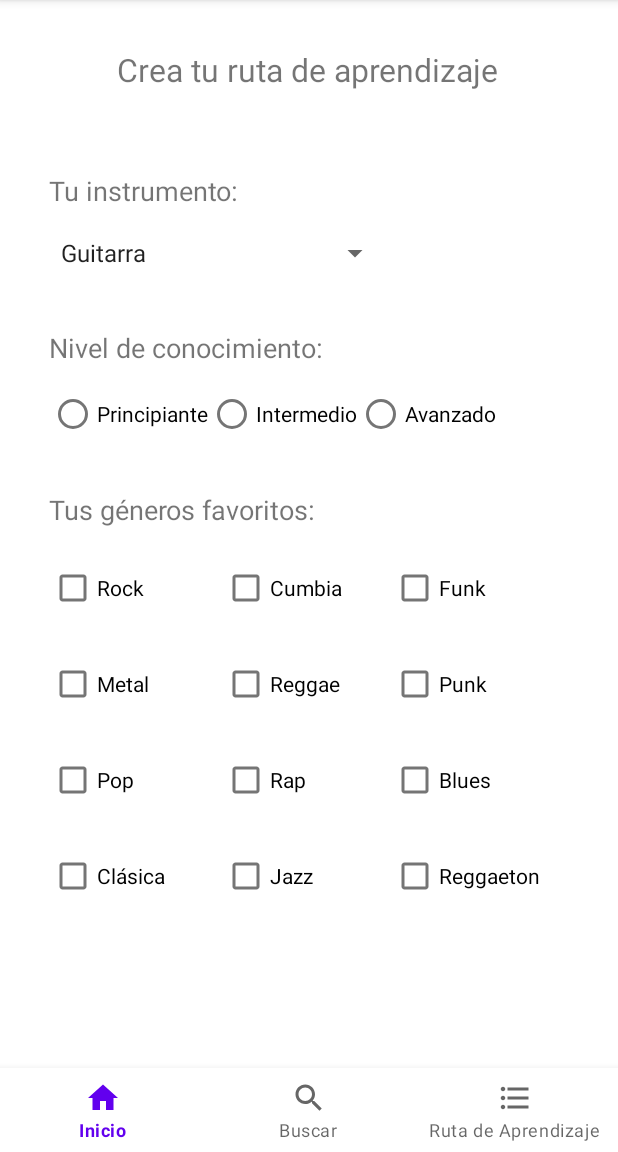
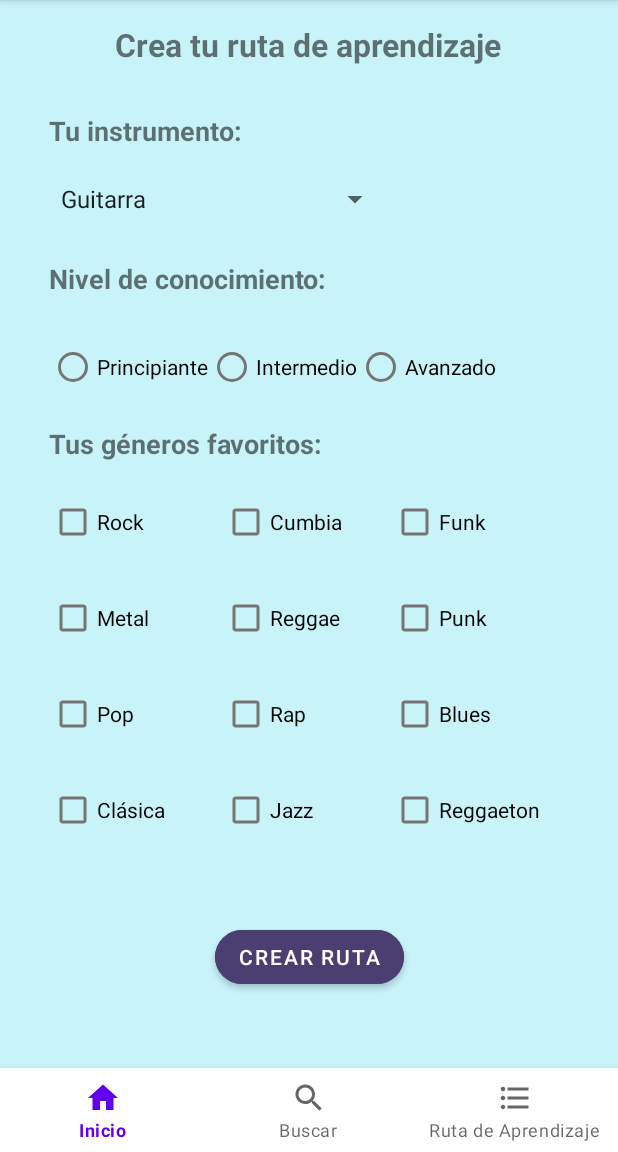
Before and after one commit to Alexcostai/TablaturApp_PF, an Android app: the fragment CreateLearningPathFragment placed in its activity, on a phone screen of 412 x 824 dp, the part 84-1236 px from its top. Run offline under Robolectric (Android 15) with nearby library versions, the phone set to English and light mode, and no system bars.

Commit message:
Funcionalidad para seleccionar maximo 3 generos + estilado

```diff
--- a/app/build.gradle
+++ b/app/build.gradle
@@ -35,6 +35,7 @@ android {
 
 dependencies {
     def nav_version = "2.4.2"
+    def kotlin_version = "1.6.21"
     implementation 'androidx.core:core-ktx:1.7.0'
     implementation 'androidx.appcompat:appcompat:1.4.1'
     implementation 'com.google.android.material:material:1.5.0'
@@ -45,6 +46,7 @@ dependencies {
     testImplementation 'junit:junit:4.13.2'
     androidTestImplementation 'androidx.test.ext:junit:1.1.3'
     androidTestImplementation 'androidx.test.espresso:espresso-core:3.4.0'
+    implementation "org.jetbrains.kotlin:kotlin-stdlib-jdk7:$kotlin_version"
     //Navigation
     implementation("androidx.navigation:navigation-fragment-ktx:$nav_version")
     implementation("androidx.navigation:navigation-ui-ktx:$nav_version")
--- a/app/src/main/java/com/ort/tablaturapp_pf/fragments/app/CreateLearningPathFragment.kt
+++ b/app/src/main/java/com/ort/tablaturapp_pf/fragments/app/CreateLearningPathFragment.kt
@@ -7,7 +7,9 @@ import android.view.LayoutInflater
 import android.view.View
 import android.view.ViewGroup
 import android.widget.ArrayAdapter
+import android.widget.CheckBox
 import android.widget.Spinner
+import android.widget.Toast
 import com.ort.tablaturapp_pf.R
 import com.ort.tablaturapp_pf.viewmodels.CreateLearningPathViewModel
 
@@ -43,6 +45,48 @@ class CreateLearningPathFragment : Fragment() {
         return createLearningPathView;
     }
 
+    override fun onStart() {
+        super.onStart()
+        val selectedGenres = mutableListOf<String>()
+        val checkBoxGenres = getCheckBoxGenres()
+        checkBoxGenres.forEach {
+            it.setOnCheckedChangeListener { buttonView, isChecked ->
+                if (isChecked) {
+                    if (selectedGenres.size < 3) {
+                        selectedGenres.add(it.text.toString().lowercase())
+                    } else {
+                        Toast.makeText(
+                            requireContext(),
+                            "Máximo 3 géneros!",
+                            Toast.LENGTH_SHORT
+                        ).show()
+                        it.isChecked = false;
+                    }
+                } else{
+                    selectedGenres.remove(it.text.toString().lowercase())
+                }
+            }
+        }
+    }
+
+    private fun getCheckBoxGenres(): MutableList<CheckBox> {
+        val checkBoxGenres = mutableListOf<CheckBox>()
+        val v = createLearningPathView;
+        checkBoxGenres.add(v.findViewById(R.id.bluesCbx))
+        checkBoxGenres.add(v.findViewById(R.id.clasicaCbx))
+        checkBoxGenres.add(v.findViewById(R.id.cumbiaCbx))
+        checkBoxGenres.add(v.findViewById(R.id.funkCbx))
+        checkBoxGenres.add(v.findViewById(R.id.jazzCbx))
+        checkBoxGenres.add(v.findViewById(R.id.metalCbx))
+        checkBoxGenres.add(v.findViewById(R.id.popCbx))
+        checkBoxGenres.add(v.findViewById(R.id.punkCbx))
+        checkBoxGenres.add(v.findViewById(R.id.rapCbx))
+        checkBoxGenres.add(v.findViewById(R.id.reggaetonCbx))
+        checkBoxGenres.add(v.findViewById(R.id.rockCbx))
+        checkBoxGenres.add(v.findViewById(R.id.reggaeCbx))
+        return checkBoxGenres;
+    }
+
     override fun onActivityCreated(savedInstanceState: Bundle?) {
         super.onActivityCreated(savedInstanceState)
         viewModel = ViewModelProvider(this).get(CreateLearningPathViewModel::class.java)
--- a/app/src/main/res/layout/create_learning_path_fragment.xml
+++ b/app/src/main/res/layout/create_learning_path_fragment.xml
@@ -5,6 +5,7 @@
     android:id="@+id/frameLayout2"
     android:layout_width="match_parent"
     android:layout_height="match_parent"
+    android:background="#c8f3f9"
     android:contentDescription="Seleccionar.."
     tools:context=".fragments.app.CreateLearningPathFragment">
 
@@ -14,12 +15,13 @@
         android:layout_height="wrap_content"
         android:text="Crea tu ruta de aprendizaje"
         android:textSize="21dp"
+        android:textStyle="bold"
         app:layout_constraintBottom_toTopOf="@+id/guideline2"
         app:layout_constraintEnd_toEndOf="parent"
         app:layout_constraintHorizontal_bias="0.496"
         app:layout_constraintStart_toStartOf="parent"
         app:layout_constraintTop_toTopOf="parent"
-        app:layout_constraintVertical_bias="1.0" />
+        app:layout_constraintVertical_bias="0.484" />
 
     <RadioGroup
         android:layout_width="wrap_content"
@@ -66,21 +68,21 @@
         android:layout_width="wrap_content"
         android:layout_height="wrap_content"
         android:orientation="horizontal"
-        app:layout_constraintGuide_begin="193dp" />
+        app:layout_constraintGuide_begin="157dp" />
 
     <androidx.constraintlayout.widget.Guideline
         android:id="@+id/guideline4"
         android:layout_width="wrap_content"
         android:layout_height="wrap_content"
         android:orientation="horizontal"
-        app:layout_constraintGuide_begin="300dp" />
+        app:layout_constraintGuide_begin="269dp" />
 
     <androidx.constraintlayout.widget.Guideline
         android:id="@+id/guideline5"
         android:layout_width="wrap_content"
         android:layout_height="wrap_content"
         android:orientation="horizontal"
-        app:layout_constraintGuide_begin="352dp" />
+        app:layout_constraintGuide_begin="308dp" />
 
     <TextView
         android:id="@+id/textView5"
@@ -88,12 +90,13 @@
         android:layout_height="wrap_content"
         android:text="Nivel de conocimiento:"
         android:textSize="18dp"
+        android:textStyle="bold"
         app:layout_constraintBottom_toTopOf="@+id/guideline4"
         app:layout_constraintEnd_toEndOf="parent"
         app:layout_constraintHorizontal_bias="0.0"
         app:layout_constraintStart_toStartOf="@+id/guideline6"
         app:layout_constraintTop_toTopOf="@+id/guideline3"
-        app:layout_constraintVertical_bias="0.325" />
+        app:layout_constraintVertical_bias="0.193" />
 
     <TextView
         android:id="@+id/textView6"
@@ -101,6 +104,7 @@
         android:layout_height="wrap_content"
         android:text="Tus géneros favoritos:"
         android:textSize="18dp"
+        android:textStyle="bold"
         app:layout_constraintBottom_toTopOf="@+id/guideline5"
         app:layout_constraintEnd_toEndOf="parent"
         app:layout_constraintHorizontal_bias="0.0"
@@ -116,7 +120,7 @@
         app:layout_constraintGuide_begin="33dp" />
 
     <CheckBox
-        android:id="@+id/checkBox3"
+        android:id="@+id/rockCbx"
         android:layout_width="wrap_content"
         android:layout_height="wrap_content"
         android:layout_marginTop="16dp"
@@ -129,7 +133,7 @@
         app:layout_constraintVertical_bias="0.0" />
 
     <CheckBox
-        android:id="@+id/checkBox4"
+        android:id="@+id/cumbiaCbx"
         android:layout_width="wrap_content"
         android:layout_height="wrap_content"
         android:layout_marginTop="16dp"
@@ -142,7 +146,7 @@
         app:layout_constraintVertical_bias="0.0" />
 
     <CheckBox
-        android:id="@+id/checkBox5"
+        android:id="@+id/funkCbx"
         android:layout_width="wrap_content"
         android:layout_height="wrap_content"
         android:layout_marginTop="16dp"
@@ -169,7 +173,7 @@
         app:layout_constraintGuide_begin="261dp" />
 
     <CheckBox
-        android:id="@+id/checkBox6"
+        android:id="@+id/metalCbx"
         android:layout_width="wrap_content"
         android:layout_height="wrap_content"
         android:layout_marginTop="16dp"
@@ -178,11 +182,11 @@
         app:layout_constraintEnd_toStartOf="@+id/guideline7"
         app:layout_constraintHorizontal_bias="0.0"
         app:layout_constraintStart_toStartOf="@+id/guideline6"
-        app:layout_constraintTop_toBottomOf="@+id/checkBox3"
+        app:layout_constraintTop_toBottomOf="@+id/rockCbx"
         app:layout_constraintVertical_bias="0.0" />
 
     <CheckBox
-        android:id="@+id/checkBox7"
+        android:id="@+id/reggaeCbx"
         android:layout_width="wrap_content"
         android:layout_height="wrap_content"
         android:layout_marginTop="16dp"
@@ -191,11 +195,11 @@
         app:layout_constraintEnd_toEndOf="parent"
         app:layout_constraintHorizontal_bias="0.0"
         app:layout_constraintStart_toStartOf="@+id/guideline7"
-        app:layout_constraintTop_toBottomOf="@+id/checkBox4"
+        app:layout_constraintTop_toBottomOf="@+id/cumbiaCbx"
         app:layout_constraintVertical_bias="0.0" />
 
     <CheckBox
-        android:id="@+id/checkBox8"
+        android:id="@+id/punkCbx"
         android:layout_width="wrap_content"
         android:layout_height="wrap_content"
         android:layout_marginTop="16dp"
@@ -204,11 +208,11 @@
         app:layout_constraintEnd_toEndOf="parent"
         app:layout_constraintHorizontal_bias="0.0"
         app:layout_constraintStart_toStartOf="@+id/guideline8"
-        app:layout_constraintTop_toBottomOf="@+id/checkBox5"
+        app:layout_constraintTop_toBottomOf="@+id/funkCbx"
         app:layout_constraintVertical_bias="0.0" />
 
     <CheckBox
-        android:id="@+id/checkBox9"
+        android:id="@+id/popCbx"
         android:layout_width="wrap_content"
         android:layout_height="wrap_content"
         android:layout_marginTop="16dp"
@@ -217,11 +221,11 @@
         app:layout_constraintEnd_toStartOf="@+id/guideline7"
         app:layout_constraintHorizontal_bias="0.0"
         app:layout_constraintStart_toStartOf="@+id/guideline6"
-        app:layout_constraintTop_toBottomOf="@+id/checkBox6"
+        app:layout_constraintTop_toBottomOf="@+id/metalCbx"
         app:layout_constraintVertical_bias="0.0" />
 
     <CheckBox
-        android:id="@+id/checkBox10"
+        android:id="@+id/rapCbx"
         android:layout_width="wrap_content"
         android:layout_height="wrap_content"
         android:layout_marginTop="16dp"
@@ -230,11 +234,11 @@
         app:layout_constraintEnd_toEndOf="parent"
         app:layout_constraintHorizontal_bias="0.0"
         app:layout_constraintStart_toStartOf="@+id/guideline7"
-        app:layout_constraintTop_toBottomOf="@+id/checkBox7"
+        app:layout_constraintTop_toBottomOf="@+id/reggaeCbx"
         app:layout_constraintVertical_bias="0.0" />
 
     <CheckBox
-        android:id="@+id/checkBox11"
+        android:id="@+id/bluesCbx"
         android:layout_width="wrap_content"
         android:layout_height="wrap_content"
         android:layout_marginTop="16dp"
@@ -243,11 +247,11 @@
         app:layout_constraintEnd_toEndOf="parent"
         app:layout_constraintHorizontal_bias="0.0"
         app:layout_constraintStart_toStartOf="@+id/guideline8"
-        app:layout_constraintTop_toBottomOf="@+id/checkBox8"
+        app:layout_constraintTop_toBottomOf="@+id/punkCbx"
         app:layout_constraintVertical_bias="0.0" />
 
     <CheckBox
-        android:id="@+id/checkBox12"
+        android:id="@+id/clasicaCbx"
         android:layout_width="wrap_content"
         android:layout_height="wrap_content"
         android:layout_marginTop="16dp"
@@ -256,11 +260,11 @@
         app:layout_constraintEnd_toStartOf="@+id/guideline7"
         app:layout_constraintHorizontal_bias="0.0"
         app:layout_constraintStart_toStartOf="@+id/guideline6"
-        app:layout_constraintTop_toBottomOf="@+id/checkBox9"
+        app:layout_constraintTop_toBottomOf="@+id/popCbx"
         app:layout_constraintVertical_bias="0.0" />
 
     <CheckBox
-        android:id="@+id/checkBox13"
+        android:id="@+id/jazzCbx"
         android:layout_width="wrap_content"
         android:layout_height="wrap_content"
         android:layout_marginTop="16dp"
@@ -269,11 +273,11 @@
         app:layout_constraintEnd_toEndOf="parent"
         app:layout_constraintHorizontal_bias="0.0"
         app:layout_constraintStart_toStartOf="@+id/guideline7"
-        app:layout_constraintTop_toBottomOf="@+id/checkBox10"
+        app:layout_constraintTop_toBottomOf="@+id/rapCbx"
         app:layout_constraintVertical_bias="0.0" />
 
     <CheckBox
-        android:id="@+id/checkBox14"
+        android:id="@+id/reggaetonCbx"
         android:layout_width="wrap_content"
         android:layout_height="wrap_content"
         android:layout_marginTop="16dp"
@@ -282,7 +286,7 @@
         app:layout_constraintEnd_toEndOf="parent"
         app:layout_constraintHorizontal_bias="0.0"
         app:layout_constraintStart_toStartOf="@+id/guideline8"
-        app:layout_constraintTop_toBottomOf="@+id/checkBox11"
+        app:layout_constraintTop_toBottomOf="@+id/bluesCbx"
         app:layout_constraintVertical_bias="0.0" />
 
     <Spinner
@@ -290,6 +294,7 @@
         android:layout_width="0dp"
         android:layout_height="48dp"
         android:layout_marginTop="16dp"
+        android:contentDescription="Instrumento"
         app:layout_constraintBottom_toTopOf="@+id/guideline3"
         app:layout_constraintEnd_toStartOf="@+id/guideline8"
         app:layout_constraintHorizontal_bias="0.0"
@@ -304,10 +309,24 @@
         android:layout_marginEnd="317dp"
         android:text="Tu instrumento:"
         android:textSize="18dp"
+        android:textStyle="bold"
         app:layout_constraintBottom_toTopOf="@+id/guideline3"
         app:layout_constraintEnd_toEndOf="parent"
         app:layout_constraintHorizontal_bias="0.0"
         app:layout_constraintStart_toStartOf="@+id/guideline6"
-        app:layout_constraintTop_toTopOf="@+id/guideline2" />
+        app:layout_constraintTop_toTopOf="@+id/guideline2"
+        app:layout_constraintVertical_bias="0.194" />
+
+    <Button
+        android:id="@+id/button"
+        android:layout_width="wrap_content"
+        android:layout_height="wrap_content"
+        android:backgroundTint="#4b3f72"
+        android:text="Crear Ruta"
+        app:cornerRadius="20dp"
+        app:layout_constraintBottom_toBottomOf="parent"
+        app:layout_constraintEnd_toEndOf="parent"
+        app:layout_constraintStart_toStartOf="parent"
+        app:layout_constraintTop_toBottomOf="@+id/jazzCbx" />
 
 </androidx.constraintlayout.widget.ConstraintLayout>
```
